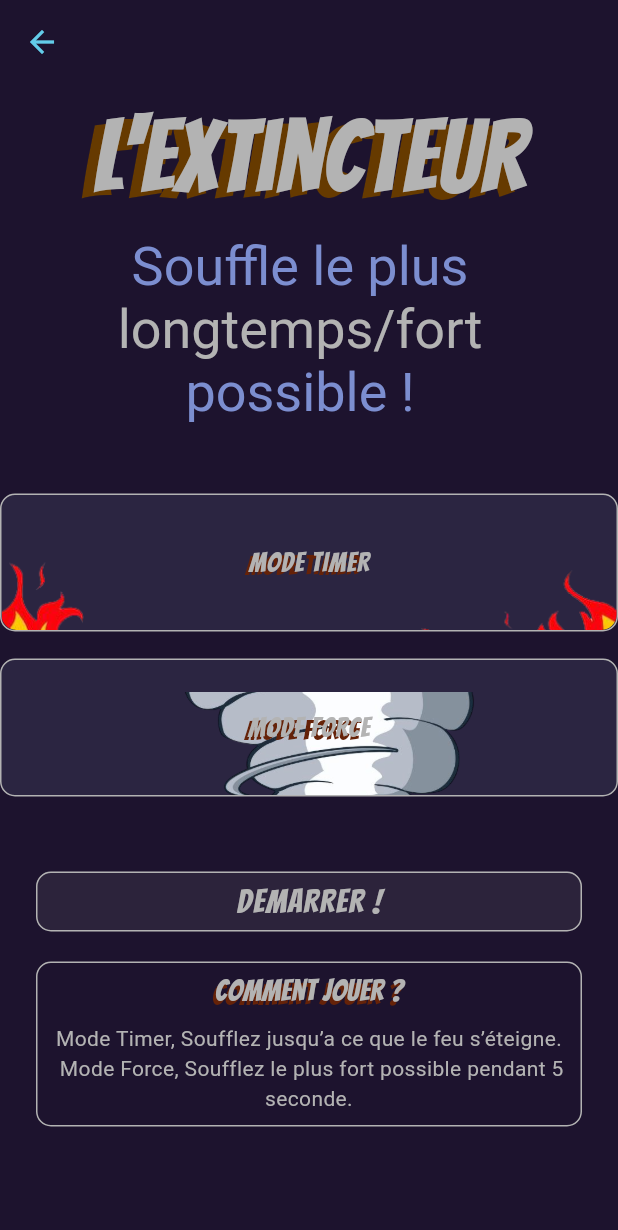
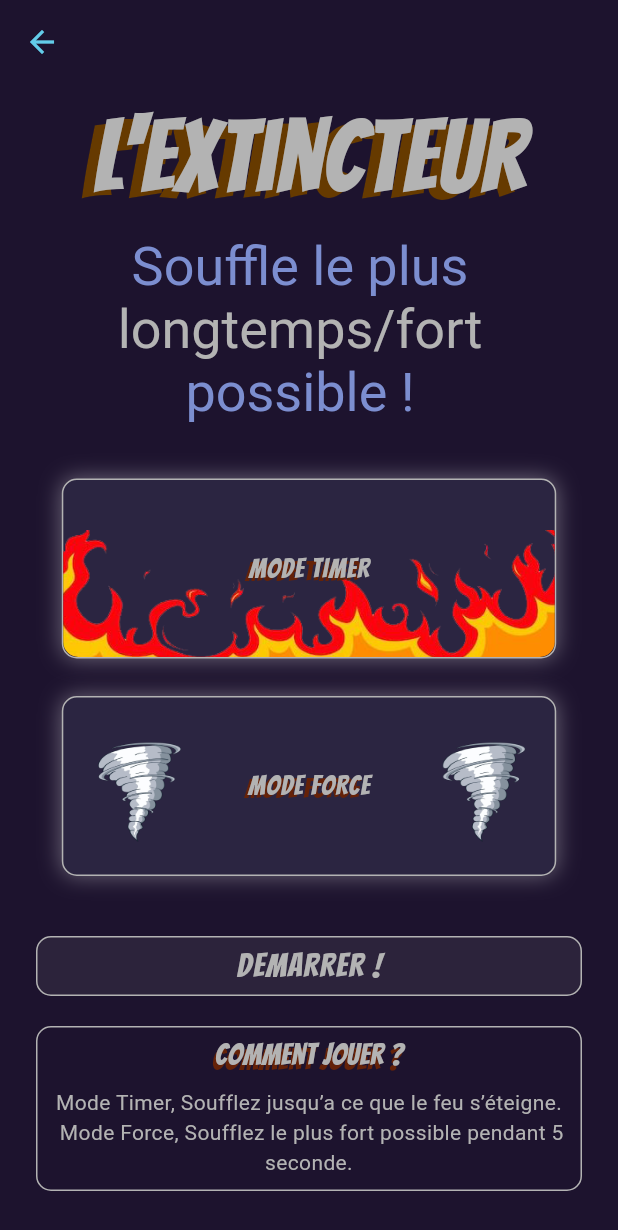
Before and after one commit to DorianDI/DoobleQuest, a Flutter app: the ExtincteurPage screen opened directly, on a phone screen of 412 x 824 dp. Shown: the top 1230 px of the screen. Run offline on Flutter 3.47's test engine with Material 3 defaults, Android fonts, the light colour scheme and no system bars; our stand-ins replace audioplayers, sensors_plus.

Commit message:
lègere finition accueil extincteur

```diff
--- a/lib/game/extincteur/accueil.dart
+++ b/lib/game/extincteur/accueil.dart
@@ -16,13 +16,12 @@ class _ExtincteurPageState extends State<ExtincteurPage> {
 
   @override
   Widget build(BuildContext context) {
+    final w = MediaQuery.of(context).size.width;
     return Scaffold(
       backgroundColor: const Color(0xFF1D132E),
       appBar: AppBar(
         backgroundColor: Colors.transparent,
-        iconTheme: const IconThemeData(
-          color: Color(0xFF63CCE9),
-        ),
+        iconTheme: const IconThemeData(color: Color(0xFF63CCE9)),
       ),
       body: SafeArea(
         child: Column(
@@ -55,42 +54,60 @@ class _ExtincteurPageState extends State<ExtincteurPage> {
               child: RichText(
                 textAlign: TextAlign.center,
                 text: const TextSpan(
-                  style: TextStyle(
-                    fontFamily: 'Caveat',
-                    fontSize: 36,
-                  ),
+                  style: TextStyle(fontFamily: 'Caveat', fontSize: 36),
                   children: [
-                    TextSpan(text: 'Souffle le plus ',
-                        style: TextStyle(color: Color(0xFF7C8ED0))),
-                    TextSpan(text: 'longtemps/fort ',
-                        style: TextStyle(color: Color(0xFFB3B3B3))),
                     TextSpan(
-                        text: '\npossible !', style: TextStyle(color: Color(0xFF7C8ED0))),
+                      text: 'Souffle le plus ',
+                      style: TextStyle(color: Color(0xFF7C8ED0)),
+                    ),
+                    TextSpan(
+                      text: 'longtemps/fort ',
+                      style: TextStyle(color: Color(0xFFB3B3B3)),
+                    ),
+                    TextSpan(
+                      text: '\npossible !',
+                      style: TextStyle(color: Color(0xFF7C8ED0)),
+                    ),
                   ],
                 ),
               ),
             ),
-            SizedBox(height: 50),
+            const SizedBox(height: 40),
             Column(
               children: const [
-                ModeCard(
-                  title: "Mode Timer",
-                  assetDecor: "assets/img/game/feu.png",
+                FractionallySizedBox(
+                  widthFactor: 0.80,
+                  child: ModeCard(
+                    title: "Mode Timer",
+                    decorFull: "assets/img/game/feu.png",
+                    decorHeight: 100,
+                    bottom: -15,
+                    scale: 1,
+                    fullFit: BoxFit.cover,
+                    fullBleed: true,
+                  ),
                 ),
-                SizedBox(height: 18),
-                ModeCard(
-                  title: "Mode Force",
-                  assetDecor: "assets/img/game/vent.png",
+                SizedBox(height: 25),
+                FractionallySizedBox(
+                  widthFactor: 0.80,
+                  child: ModeCard(
+                    title: "Mode Force",
+                    decorLeft: "assets/img/game/vent.png",
+                    decorRight: "assets/img/game/vent.png",
+                    decorHeight: 70,
+                    bottom: 20,
+                    scale: 1.0,
+                  ),
                 ),
               ],
             ),
-            SizedBox(height: 50),
+            const SizedBox(height: 40),
             Expanded(
               child: Center(
                 child: Padding(
-                  padding: const EdgeInsets.symmetric(horizontal: 24),
+                  padding: EdgeInsets.symmetric(horizontal: 24),
                   child: AnimatedSwitcher(
-                    duration: const Duration(milliseconds: 200),
+                    duration: Duration(milliseconds: 200),
                     child: _mainMenu(),
                   ),
                 ),
@@ -106,10 +123,7 @@ class _ExtincteurPageState extends State<ExtincteurPage> {
     return Column(
       key: const ValueKey('mainMenu'),
       children: [
-        _bigButton(
-          label: 'DEMARRER !',
-          onTap: _onPlay,
-        ),
+        _bigButton(label: 'DEMARRER !', onTap: _onPlay),
         SizedBox(height: 20),
         Container(
           decoration: BoxDecoration(
@@ -120,7 +134,10 @@ class _ExtincteurPageState extends State<ExtincteurPage> {
           child: Column(
             children: [
               Container(
-                padding: const EdgeInsets.symmetric(horizontal: 18, vertical: 4),
+                padding: const EdgeInsets.symmetric(
+                  horizontal: 18,
+                  vertical: 4,
+                ),
                 decoration: BoxDecoration(
                   borderRadius: BorderRadius.circular(8),
                 ),
@@ -150,7 +167,11 @@ class _ExtincteurPageState extends State<ExtincteurPage> {
               ),
               const SizedBox(height: 3),
               Padding(
-                padding: const EdgeInsets.only(bottom: 8, left: 8, right: 8),  // Léger padding
+                padding: const EdgeInsets.only(
+                  bottom: 8,
+                  left: 8,
+                  right: 8,
+                ), // Léger padding
                 child: Text(
                   "Mode Timer, Soufflez jusqu’a ce que le feu s’éteigne.\n Mode Force, Soufflez le plus fort possible pendant 5 seconde.",
                   style: TextStyle(color: Color(0xFFB3B3B3), fontSize: 14),
@@ -195,14 +216,34 @@ class _ExtincteurPageState extends State<ExtincteurPage> {
 
 class ModeCard extends StatelessWidget {
   final String title;
-  final String assetDecor; // ex: "assets/flames.png"
+
+  // décor plein largeur (ex: feu)
+  final String? decorFull;
+
+  // décor gauche/droite (ex: tornades)
+  final String? decorLeft;
+  final String? decorRight;
+
   final double height;
+  final double decorHeight;
+  final double bottom;
+  final double scale;
+  final BoxFit fullFit;
+
+  final bool fullBleed;
 
   const ModeCard({
     super.key,
     required this.title,
-    required this.assetDecor,
-    this.height = 92,
+    this.decorFull,
+    this.decorLeft,
+    this.decorRight,
+    this.height = 120,
+    this.decorHeight = 60,
+    this.bottom = 10,
+    this.scale = 1.0,
+    this.fullFit = BoxFit.cover,
+    this.fullBleed = false,
   });
 
   @override
@@ -210,27 +251,62 @@ class ModeCard extends StatelessWidget {
     return Container(
       height: height,
       decoration: BoxDecoration(
-        color: const Color(0xFF2B2541), // fond violet sombre (adapte)
+        color: const Color(0xFF2B2541),
         borderRadius: BorderRadius.circular(10),
         border: Border.all(color: const Color(0xFFB3B3B3)),
+        boxShadow: [
+          BoxShadow(
+            color: Colors.white.withValues(alpha: 0.35),
+            blurRadius: 12,
+            spreadRadius: 0,
+            offset: const Offset(0, 0),
+          ),
+        ],
       ),
       child: ClipRRect(
         borderRadius: BorderRadius.circular(10),
         child: Stack(
           children: [
-            // Décor en bas (flammes / tornades)
-            Positioned(
-              left: 0,
-              right: 0,
-              bottom: 0,
-              child: Image.asset(
-                assetDecor,
-                fit: BoxFit.cover, // ou BoxFit.contain selon ton png
-                height: height * 0.75, // taille du décor
+            // ✅ décor plein largeur (FEU)
+            if (decorFull != null)
+              Positioned(
+                left: fullBleed ? -20 : 0,
+                right: fullBleed ? -20 : 0,
+                bottom: bottom,
+                height: decorHeight,
+                child: Transform.scale(
+                  scale: scale,
+                  alignment: Alignment.bottomCenter,
+                  child: Image.asset(
+                    decorFull!,
+                    width: double.infinity,
+                    height: decorHeight,
+                    fit: BoxFit.fitWidth,
+                    alignment: Alignment.bottomCenter,
+                  ),
+
+                ),
               ),
-            ),
 
-            // Texte centré + petit effet "shadow"
+            if (decorLeft != null)
+              Positioned(
+                left: 14,
+                bottom: bottom,
+                width: 70,
+                height: decorHeight,
+                child: Image.asset(decorLeft!, fit: BoxFit.contain),
+              ),
+
+            if (decorRight != null)
+              Positioned(
+                right: 14,
+                bottom: bottom,
+                width: 70,
+                height: decorHeight,
+                child: Image.asset(decorRight!, fit: BoxFit.contain),
+              ),
+
+            // Texte centré
             Center(
               child: Stack(
                 children: [
@@ -241,7 +317,7 @@ class ModeCard extends StatelessWidget {
                       style: const TextStyle(
                         fontFamily: 'Bangers',
                         fontSize: 18,
-                        color: Color(0xFF652208), // ombre/brun
+                        color: Color(0xFF652208),
                       ),
                     ),
                   ),
```
